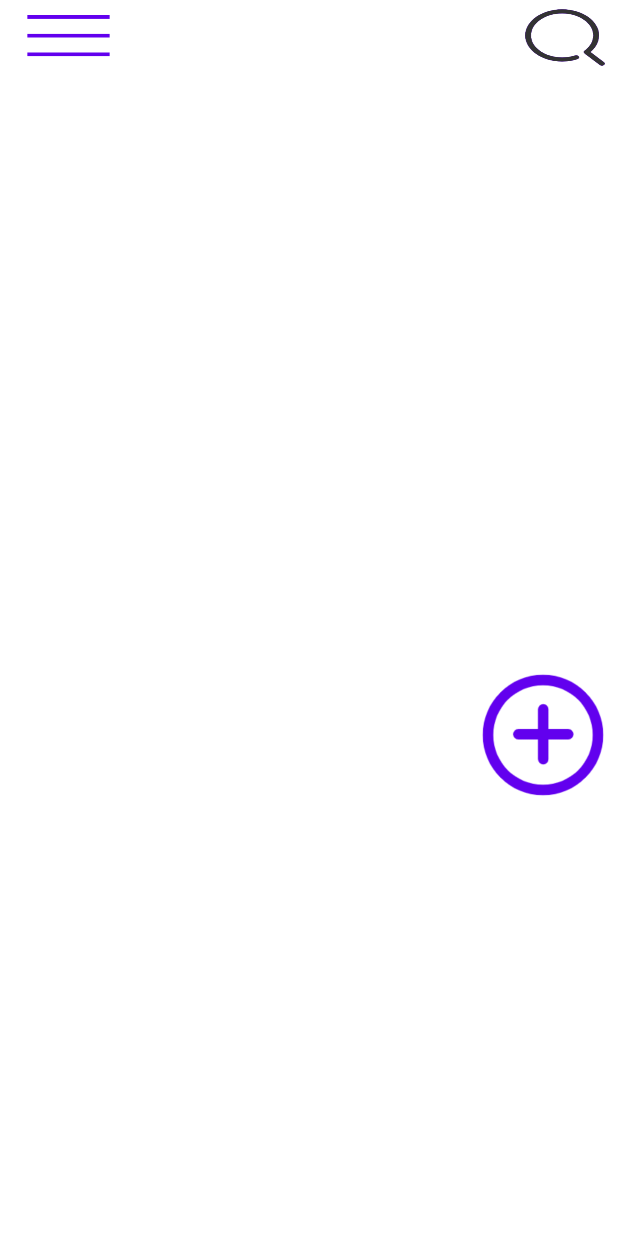
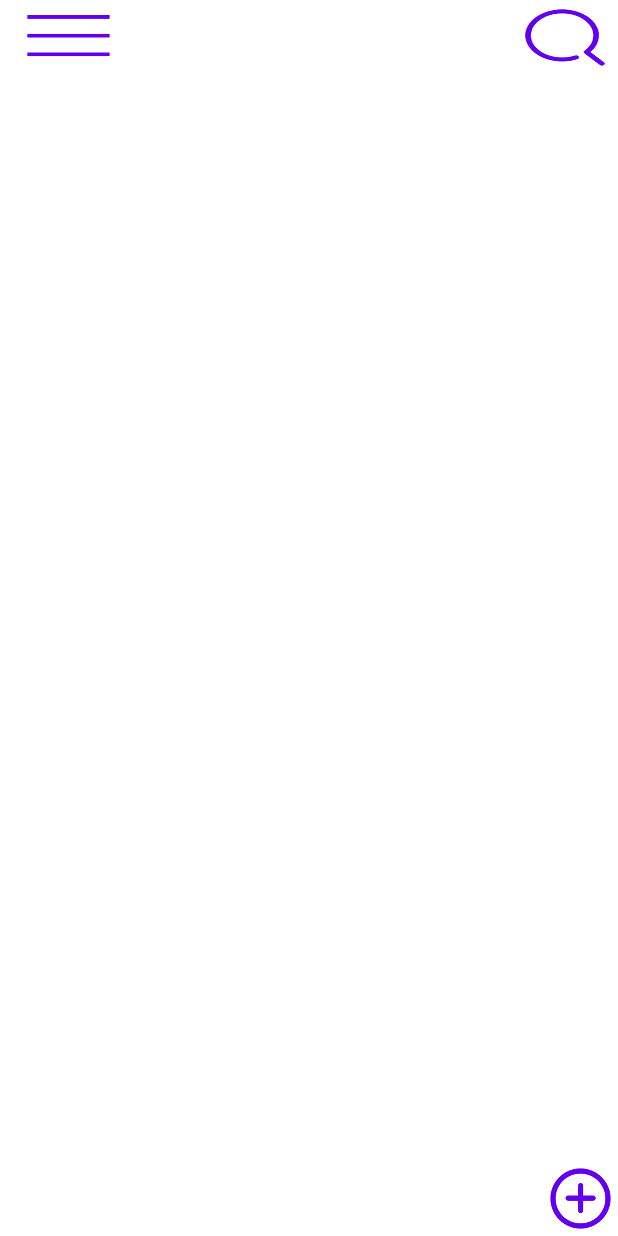
Before and after one commit to AKA5simple/book_management, an Android app: the layout activity_main.xml on its own in the app's theme, with its tools: preview values and no code run, on a phone screen of 412 x 824 dp. Run offline under Robolectric (Android 15) with nearby library versions, the phone set to English and light mode, and no system bars.

Commit message:
个人图书馆app完成

```diff
--- a/app/src/main/AndroidManifest.xml
+++ b/app/src/main/AndroidManifest.xml
@@ -14,8 +14,11 @@
         android:theme="@style/Theme.MyApplication"
         tools:targetApi="31">
         <activity
+            android:name=".AboutActivity"
+            android:exported="false" />
+        <activity
             android:name=".InputBookItemActivity"
-            android:exported="false"/>
+            android:exported="false" />
         <activity
             android:name=".MainActivity"
             android:exported="true">
--- a/app/src/main/java/com/example/myapplication/InputBookItemActivity.java
+++ b/app/src/main/java/com/example/myapplication/InputBookItemActivity.java
@@ -7,6 +7,7 @@ import android.os.Bundle;
 import android.view.View;
 import android.widget.Button;
 import android.widget.EditText;
+import android.widget.ImageView;
 
 public class InputBookItemActivity extends AppCompatActivity {
 
@@ -25,6 +26,7 @@ public class InputBookItemActivity extends AppCompatActivity {
         String publisher=this.getIntent().getStringExtra("publisher");
         String putdate=this.getIntent().getStringExtra("putdate");
         String isbn=this.getIntent().getStringExtra("isbn");
+
 
         EditText editTextTitle=findViewById(R.id.edittext_shop_item_title);
         EditText editTextAuthor=findViewById(R.id.edittext_shop_item_title_price);
--- a/app/src/main/res/layout/activity_input_book_item.xml
+++ b/app/src/main/res/layout/activity_input_book_item.xml
@@ -12,7 +12,8 @@
         <ImageView
             android:id="@+id/title_page"
             android:layout_width="match_parent"
-            android:layout_height="64dp"/>
+            android:layout_height="200dp"
+            android:background="@drawable/book1"/>
 
         <LinearLayout
             android:layout_width="match_parent"
--- a/app/src/main/res/layout/activity_main.xml
+++ b/app/src/main/res/layout/activity_main.xml
@@ -7,7 +7,6 @@
     android:layout_height="match_parent">
 
     <LinearLayout
-    xmlns:android="http://schemas.android.com/apk/res/android"
     android:layout_height="wrap_content"
     android:orientation="vertical"
     android:layout_width="match_parent">
@@ -20,7 +19,7 @@
             android:layout_width="0dp"
             android:layout_weight="0.065"
             android:layout_height="match_parent"
-            android:layout_marginRight="250dp"
+            android:layout_marginEnd="250dp"
             android:background="@drawable/icon" />
         <Button
             android:id="@+id/search"
@@ -28,28 +27,38 @@
             android:layout_height="match_parent"
             android:layout_weight="0.05"
             android:background="@drawable/search"
-            android:foreground="@drawable/search"
-           />
+            tools:ignore="ButtonStyle" />
+
     </LinearLayout>
+        <RelativeLayout
+            android:layout_width="match_parent"
+            android:layout_height="match_parent">
+
             <androidx.recyclerview.widget.RecyclerView
-        android:id="@+id/recycleview"
+                android:id="@+id/recyclerview"
                 android:layout_width="match_parent"
-        android:layout_height="wrap_content"
-        android:layout_marginBottom="390dp"/>
+                android:layout_height="wrap_content" />
+            //android:layout_marginBottom="390dp" />
+
             <Button
                 android:id="@+id/add"
-        android:layout_width="100dp"
-        android:layout_height="100dp"
+                android:layout_width="50dp"
+                android:layout_height="50dp"
+                android:layout_gravity="end"
                 android:background="@drawable/add"
-        android:layout_gravity="right"
-        />
+                android:layout_alignParentEnd="true"
+                android:layout_alignParentBottom="true"/>
+
+
+        </RelativeLayout>
+
     </LinearLayout>
     <com.google.android.material.navigation.NavigationView
         android:id="@+id/navigation_view"
         android:layout_width="260dp"
         android:layout_height="match_parent"
         android:layout_gravity="start"
-        app:headerLayout="@layout/activity_drawer_menu"
         >
+        <include layout="@layout/activity_drawer_menu"/>
     </com.google.android.material.navigation.NavigationView>
 </androidx.drawerlayout.widget.DrawerLayout>
--- a/app/src/main/res/layout/item_main.xml
+++ b/app/src/main/res/layout/item_main.xml
@@ -48,7 +48,7 @@
                     android:layout_width="wrap_content"
                     android:layout_height="wrap_content"
                     android:text="TextView"
-                    android:layout_marginLeft="120dp"/>
+                    android:layout_marginLeft="80dp"/>
             </LinearLayout>
         </LinearLayout>
     </LinearLayout>
```
Also changed, not shown: app/src/main/java/com/example/myapplication/AboutActivity.java (added, +28 -0 lines), app/src/main/java/com/example/myapplication/MainActivity.java (+129 -54 lines), app/src/main/res/layout/activity_aboutactivity.xml (added, +29 -0 lines), app/src/main/res/drawable/book10.jpg (added), app/src/main/res/drawable/book11.jpg (added), app/src/main/res/drawable/book6.jpg (added), app/src/main/res/drawable/book7.jpg (added), app/src/main/res/drawable/book8.jpg (added), app/src/main/res/drawable/book9.jpg (added), app/src/main/res/drawable/exit.png (added), app/src/main/res/drawable/introduction.jpg (added). Lines whose indentation alone changed are shown as unchanged.
